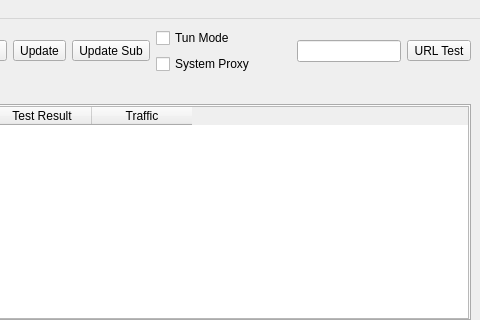
This is ui/mainwindow.ui in tarik1377/nekoray as Qt 5 draws it before an edit; both pictures show x 320 to 800 and y 0 to 320 of the 800 by 600 pixel window. The edited form follows.
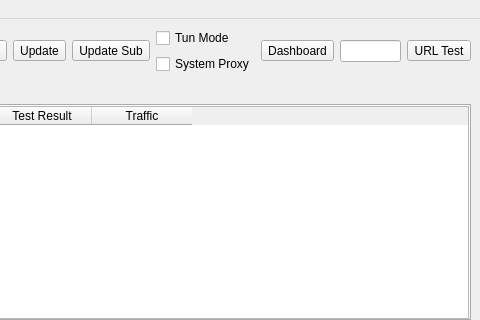
This is the edited form. Icons and pictures are not drawn. Custom widgets are drawn as their Qt base class.

Commit message:
feat(ui): Clash dashboard button
Adds a 'Dashboard' toolbar button that opens the metacubexd web dashboard
pointed at the local Clash API (live connections, traffic, proxy switching,
rules). Prompts to enable the Clash API (Core Options) if it is off. The Clash
API was already wired in config + settings; this just surfaces it.

What changed in the file:
```diff
--- a/ui/mainwindow.ui
+++ b/ui/mainwindow.ui
@@ -205,6 +205,19 @@
         </item>
        </layout>
       </item>
+      <item>
+       <widget class="QToolButton" name="toolButton_dashboard">
+        <property name="text">
+         <string>Dashboard</string>
+        </property>
+        <property name="toolTip">
+         <string>Open the Clash dashboard (live connections, traffic, proxy switching). Requires Clash API enabled in Core Options.</string>
+        </property>
+        <property name="toolButtonStyle">
+         <enum>Qt::ToolButtonTextUnderIcon</enum>
+        </property>
+       </widget>
+      </item>
       <item>
        <spacer name="horizontalSpacer">
         <property name="orientation">
```
The commit also changes 1 other file.
